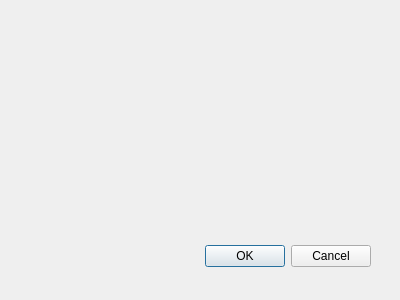
First picture: the form in register.ui, repository WitchElaina/BankSystem, before the edit.
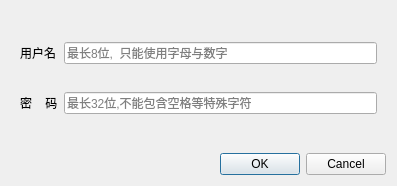
Second picture: the form after the edit.

What changed in the file:
```diff
--- a/register.ui
+++ b/register.ui
@@ -8,29 +8,71 @@
    <rect>
     <x>0</x>
     <y>0</y>
-    <width>400</width>
-    <height>300</height>
+    <width>397</width>
+    <height>186</height>
    </rect>
   </property>
+  <property name="sizePolicy">
+   <sizepolicy hsizetype="Fixed" vsizetype="Fixed">
+    <horstretch>0</horstretch>
+    <verstretch>0</verstretch>
+   </sizepolicy>
+  </property>
   <property name="windowTitle">
    <string>Dialog</string>
   </property>
-  <widget name="buttonBox" class="QDialogButtonBox">
-   <property name="geometry">
-    <rect>
-     <x>30</x>
-     <y>240</y>
-     <width>341</width>
-     <height>32</height>
-    </rect>
-   </property>
-   <property name="orientation">
-    <enum>Qt::Horizontal</enum>
-   </property>
-   <property name="standardButtons">
-    <set>QDialogButtonBox::Cancel|QDialogButtonBox::Ok</set>
-   </property>
-  </widget>
+  <layout class="QVBoxLayout" name="verticalLayout_2">
+   <item>
+    <widget class="QWidget" name="widget" native="true">
+     <layout class="QGridLayout" name="gridLayout">
+      <item row="0" column="0">
+       <widget class="QLabel" name="label">
+        <property name="text">
+         <string>用户名</string>
+        </property>
+       </widget>
+      </item>
+      <item row="0" column="1">
+       <widget class="QLineEdit" name="usrnameEdit">
+        <property name="maxLength">
+         <number>8</number>
+        </property>
+        <property name="placeholderText">
+         <string>最长8位,  只能使用字母与数字</string>
+        </property>
+       </widget>
+      </item>
+      <item row="1" column="0">
+       <widget class="QLabel" name="label_2">
+        <property name="text">
+         <string>密    码</string>
+        </property>
+       </widget>
+      </item>
+      <item row="1" column="1">
+       <widget class="QLineEdit" name="pwdEdit">
+        <property name="maxLength">
+         <number>32</number>
+        </property>
+        <property name="placeholderText">
+         <string>最长32位,不能包含空格等特殊字符</string>
+        </property>
+       </widget>
+      </item>
+     </layout>
+    </widget>
+   </item>
+   <item>
+    <widget class="QDialogButtonBox" name="buttonBox">
+     <property name="orientation">
+      <enum>Qt::Horizontal</enum>
+     </property>
+     <property name="standardButtons">
+      <set>QDialogButtonBox::Cancel|QDialogButtonBox::Ok</set>
+     </property>
+    </widget>
+   </item>
+  </layout>
  </widget>
  <pixmapfunction/>
  <resources/>
```
Left out of the diff: 9 changed lines with no effect on the pictures.
